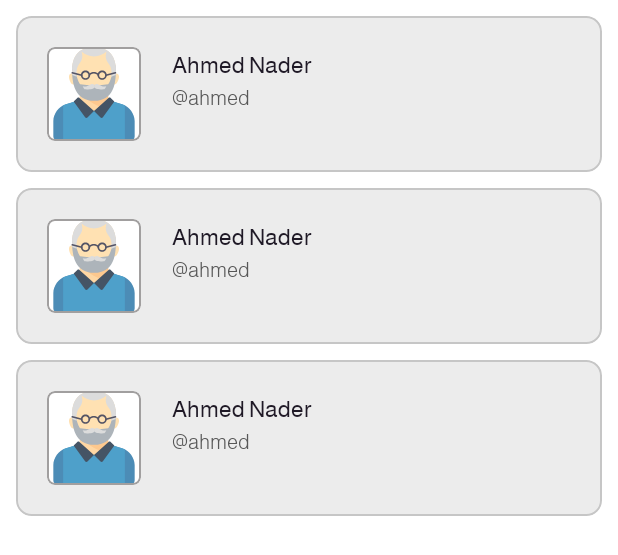
After one commit to AhmedNader65/MicroBlog, an Android app: the layout fragment_authors.xml on its own in the app's theme, with its tools: preview values and no code run, on a phone screen of 412 x 824 dp. The commit adds this screen. Shown: the top 555 px of the screen. Run offline under Robolectric (Android 15) with nearby library versions, the phone set to English and light mode, and no system bars.

Commit message:
authors fragment ui

```diff
--- /dev/null
+++ b/app/src/main/java/com/shahry/microblogging/ui/authors/AuthorsFragment.kt
@@ -0,0 +1,43 @@
+package com.shahry.microblogging.ui.authors
+
+import android.os.Bundle
+import android.view.LayoutInflater
+import android.view.View
+import android.view.ViewGroup
+import androidx.fragment.app.Fragment
+import androidx.fragment.app.viewModels
+import com.shahry.microblogging.databinding.FragmentAuthorsBinding
+
+
+class AuthorsFragment : Fragment() {
+
+    private var _binding: FragmentAuthorsBinding? = null
+    private val viewModel by viewModels<AuthorsViewModel>()
+
+
+    // This property is only valid between onCreateView and
+    // onDestroyView.
+    private val binding get() = _binding!!
+
+    override fun onCreateView(
+        inflater: LayoutInflater,
+        container: ViewGroup?,
+        savedInstanceState: Bundle?
+    ): View {
+
+        _binding = FragmentAuthorsBinding.inflate(inflater, container, false)
+
+
+        return binding.root
+    }
+
+    override fun onViewCreated(view: View, savedInstanceState: Bundle?) {
+        super.onViewCreated(view, savedInstanceState)
+
+    }
+
+    override fun onDestroyView() {
+        super.onDestroyView()
+        _binding = null
+    }
+}
--- /dev/null
+++ b/app/src/main/java/com/shahry/microblogging/ui/authors/AuthorsViewModel.kt
@@ -0,0 +1,7 @@
+package com.shahry.microblogging.ui.authors
+
+import androidx.lifecycle.ViewModel
+
+class AuthorsViewModel : ViewModel(){
+
+}
--- /dev/null
+++ b/app/src/main/res/drawable/ic_author_com.xml
@@ -0,0 +1,69 @@
+<vector xmlns:android="http://schemas.android.com/apk/res/android"
+    android:width="395.436dp"
+    android:height="395.436dp"
+    android:viewportWidth="395.436"
+    android:viewportHeight="395.436">
+  <path
+      android:pathData="M285.182,111.922c10.767,-2.468 17.821,2.805 17.821,13.161c0,13.709 -14.479,47.296 -29.701,26.321C258.08,130.429 285.182,111.922 285.182,111.922z"
+      android:fillColor="#FFE1B2"/>
+  <path
+      android:pathData="M108.759,111.922c-9.864,-2.468 -16.326,2.805 -16.326,13.161c0,13.709 13.265,47.296 27.21,26.321S108.759,111.922 108.759,111.922z"
+      android:fillColor="#FFE1B2"/>
+  <path
+      android:pathData="M125.425,241.721c14.716,-9.475 13.07,-50.835 13.07,-57.416h118.446c0,6.58 -1.825,47.941 12.89,57.416l-72.113,67.611L125.425,241.721z"
+      android:fillColor="#FFD7A3"/>
+  <path
+      android:pathData="M243.78,256.689l26.051,-14.968c-14.716,-9.474 -12.89,-50.835 -12.89,-57.416H138.495C146.993,208.738 203.202,250.657 243.78,256.689z"
+      android:fillColor="#FDC88E"/>
+  <path
+      android:pathData="M289.843,98.761c0,52.696 -30.343,118.446 -92.124,118.446s-92.124,-65.75 -92.124,-118.446C105.594,26.321 146.839,0 197.718,0S289.843,26.733 289.843,98.761z"
+      android:fillColor="#FFE1B2"/>
+  <path
+      android:pathData="M349.065,395.436c10.903,0 19.741,-8.838 19.741,-19.741v-64.707c0,-28.954 -22.562,-59.864 -50.138,-68.687L277.5,229.128c-22.149,16.936 -53.802,40.039 -79.782,40.039s-57.633,-23.103 -79.782,-40.039l-41.168,13.173c-27.576,8.823 -50.138,39.733 -50.138,68.687v64.707c0,10.903 8.838,19.741 19.741,19.741H349.065z"
+      android:fillColor="#4C8CB6"/>
+  <path
+      android:pathData="M67.894,395.436h259.648V246.022c-2.887,-1.472 -5.843,-2.75 -8.874,-3.72L277.5,229.128c-22.149,16.936 -53.802,40.039 -79.782,40.039s-57.633,-23.103 -79.782,-40.039l-41.168,13.173c-3.031,0.97 -5.987,2.249 -8.874,3.72V395.436z"
+      android:fillColor="#4EA0CA"/>
+  <path
+      android:pathData="M197.718,269.167l-27.456,27.456c-2.859,2.859 -7.596,2.487 -9.975,-0.783l-48.113,-66.156l15.326,-15.326c2.475,-2.475 6.454,-2.579 9.055,-0.238L197.718,269.167z"
+      android:fillColor="#455465"/>
+  <path
+      android:pathData="M197.718,269.167l27.456,27.456c2.859,2.859 7.596,2.487 9.975,-0.783l48.113,-66.156l-15.326,-15.326c-2.475,-2.475 -6.454,-2.579 -9.055,-0.238L197.718,269.167z"
+      android:fillColor="#455465"/>
+  <path
+      android:pathData="M287.7,78.138c-5.267,-6.759 -10.916,-13.704 -10.916,-13.704v6.58c1.632,59.634 -19.588,85.544 -19.588,85.544l-27.038,3.027c-21.086,2.361 -42.366,2.361 -63.452,0l-27.038,-3.027c0,0 -21.22,-25.91 -19.588,-85.544v-6.58c0,0 -5.649,6.944 -10.916,13.704c-1.373,5.869 -3.571,12.25 -3.571,19.254c0,52.696 10.348,128.671 93.088,128.671s91.161,-75.975 91.161,-128.671C289.843,90.388 289.073,84.007 287.7,78.138z"
+      android:fillColor="#ADB4BA"/>
+  <path
+      android:pathData="M201.392,164.923c0,-8.689 -9.56,-10.656 -15.856,-8.55c-11.542,3.861 -24.251,14.632 -34.977,7.971c0,0 3.731,13.903 10.025,13.903C173.176,178.247 201.392,179.695 201.392,164.923z"
+      android:fillColor="#DCDCDC"/>
+  <path
+      android:pathData="M198.375,164.923c0,-8.689 9.56,-10.656 15.856,-8.55c11.542,3.861 24.251,14.632 34.977,7.971c0,0 -3.731,13.903 -10.025,13.903C226.591,178.247 198.375,179.695 198.375,164.923z"
+      android:fillColor="#DCDCDC"/>
+  <path
+      android:pathData="M289.712,95.185C288.325,25.925 247.721,0 197.718,0c-50.007,0 -90.615,25.534 -91.994,95.186c23.772,-16.66 39.352,-44.213 39.352,-75.445c0,-0.171 -0.025,-0.337 -0.026,-0.508c13.98,12.549 32.403,20.249 52.668,20.249s38.688,-7.7 52.668,-20.249c-0.001,0.171 -0.026,0.337 -0.026,0.508C250.361,50.973 265.941,78.525 289.712,95.185z"
+      android:fillColor="#DCDCDC"/>
+  <path
+      android:pathData="M105.594,98.761c0,6.991 -0.095,10.651 0.463,18.525l19.871,8.359c0,0 -7.174,-33.29 8.729,-53.579c10.091,-12.875 19.055,-27.829 10.419,-52.325c-0.66,-1.872 -1.433,-3.651 -2.25,-5.386C120.27,28.97 105.594,55.647 105.594,98.761z"
+      android:fillColor="#DCDCDC"/>
+  <path
+      android:pathData="M290.138,98.761c0,6.991 0.095,10.651 -0.463,18.525l-19.871,8.359c0,0 7.174,-33.29 -8.729,-53.579c-10.091,-12.875 -19.055,-27.829 -10.419,-52.325c0.66,-1.872 1.433,-3.651 2.25,-5.386C275.462,28.97 290.138,55.647 290.138,98.761z"
+      android:fillColor="#DCDCDC"/>
+  <path
+      android:pathData="M145.952,121.94c-0.267,0 -0.535,-0.032 -0.805,-0.1l-40.007,-10.047c-1.762,-0.443 -2.832,-2.23 -2.389,-3.991c0.442,-1.764 2.228,-2.84 3.992,-2.391l40.007,10.047c1.762,0.443 2.832,2.23 2.389,3.991C148.765,120.944 147.423,121.94 145.952,121.94z"
+      android:fillColor="#545465"/>
+  <path
+      android:pathData="M248.114,121.94c-1.473,0 -2.815,-0.996 -3.189,-2.49c-0.44,-1.764 0.63,-3.55 2.394,-3.991l40.131,-10.047c1.756,-0.437 3.549,0.63 3.991,2.391c0.44,1.764 -0.63,3.55 -2.394,3.991l-40.131,10.047C248.647,121.908 248.379,121.94 248.114,121.94z"
+      android:fillColor="#545465"/>
+  <path
+      android:pathData="M215.975,123.585c-1.817,0 -3.29,-1.472 -3.29,-3.29c0,-4.91 -7.168,-9.058 -15.652,-9.058c-8.486,0 -15.654,4.148 -15.654,9.058c0,1.819 -1.473,3.29 -3.29,3.29c-1.817,0 -3.29,-1.472 -3.29,-3.29c0,-8.768 9.766,-15.638 22.234,-15.638c12.467,0 22.233,6.869 22.233,15.638C219.265,122.114 217.792,123.585 215.975,123.585z"
+      android:fillColor="#545465"/>
+  <path
+      android:pathData="M76.768,242.301"
+      android:fillColor="#4EA0CA"/>
+  <path
+      android:pathData="M162.018,138.012c-10.675,0 -19.36,-8.685 -19.36,-19.362c0,-10.674 8.685,-19.359 19.36,-19.359s19.36,8.685 19.36,19.359C181.379,129.327 172.694,138.012 162.018,138.012zM162.018,105.872c-7.046,0 -12.78,5.732 -12.78,12.778s5.734,12.782 12.78,12.782s12.78,-5.735 12.78,-12.782S169.065,105.872 162.018,105.872z"
+      android:fillColor="#545465"/>
+  <path
+      android:pathData="M232.047,138.012c-10.677,0 -19.362,-8.685 -19.362,-19.362c0,-10.674 8.685,-19.359 19.362,-19.359c10.675,0 19.36,8.685 19.36,19.359C251.407,129.327 242.722,138.012 232.047,138.012zM232.047,105.872c-7.048,0 -12.782,5.732 -12.782,12.778s5.734,12.782 12.782,12.782c7.046,0 12.78,-5.735 12.78,-12.782S239.093,105.872 232.047,105.872z"
+      android:fillColor="#545465"/>
+</vector>
--- /dev/null
+++ b/app/src/main/res/layout/author_item.xml
@@ -0,0 +1,63 @@
+<?xml version="1.0" encoding="utf-8"?>
+<com.google.android.material.card.MaterialCardView xmlns:android="http://schemas.android.com/apk/res/android"
+    xmlns:app="http://schemas.android.com/apk/res-auto"
+    xmlns:tools="http://schemas.android.com/tools"
+    android:layout_width="match_parent"
+    android:layout_height="wrap_content"
+    android:layout_marginStart="@dimen/_8sdp"
+    android:layout_marginTop="@dimen/_8sdp"
+    android:layout_marginEnd="@dimen/_8sdp"
+    app:cardCornerRadius="@dimen/_8sdp"
+    app:cardElevation="0dp"
+    app:strokeColor="@color/grey"
+    app:strokeWidth="@dimen/_1sdp">
+
+    <androidx.constraintlayout.widget.ConstraintLayout
+        android:layout_width="match_parent"
+        android:layout_height="wrap_content"
+        android:background="@color/light_grey"
+        android:padding="@dimen/_16sdp">
+
+        <com.google.android.material.card.MaterialCardView
+            android:id="@+id/author_img_container"
+            android:layout_width="@dimen/_48sdp"
+            android:layout_height="@dimen/_48sdp"
+            app:cardCornerRadius="@dimen/_4sdp"
+            app:cardElevation="0dp"
+            app:layout_constraintStart_toStartOf="parent"
+            app:layout_constraintTop_toTopOf="parent"
+            app:strokeColor="#A19F9F"
+            app:strokeWidth="1dp">
+
+            <ImageView
+                android:id="@+id/image"
+                android:layout_width="match_parent"
+                android:layout_height="match_parent"
+                android:scaleType="fitCenter"
+                android:src="@drawable/ic_author_com" />
+        </com.google.android.material.card.MaterialCardView>
+
+        <TextView
+            android:id="@+id/author_name"
+            style="@style/regularText"
+            android:layout_width="wrap_content"
+            android:layout_height="wrap_content"
+            android:layout_marginStart="@dimen/_16sdp"
+            app:layout_constraintTop_toTopOf="parent"
+            app:layout_constraintStart_toEndOf="@+id/author_img_container"
+            tools:text="Ahmed Nader"/>
+        <TextView
+            android:id="@+id/author_username"
+            style="@style/lightText"
+            android:textSize="@dimen/_10ssp"
+            android:layout_width="wrap_content"
+            android:layout_height="wrap_content"
+            android:layout_marginStart="@dimen/_16sdp"
+            app:layout_constraintTop_toBottomOf="@+id/author_name"
+            app:layout_constraintStart_toEndOf="@+id/author_img_container"
+            tools:text="\@ahmed"/>
+
+
+
+    </androidx.constraintlayout.widget.ConstraintLayout>
+</com.google.android.material.card.MaterialCardView>
--- /dev/null
+++ b/app/src/main/res/layout/fragment_authors.xml
@@ -0,0 +1,14 @@
+<?xml version="1.0" encoding="utf-8"?>
+<androidx.constraintlayout.widget.ConstraintLayout xmlns:android="http://schemas.android.com/apk/res/android"
+    android:layout_width="match_parent"
+    android:layout_height="match_parent"
+    xmlns:tools="http://schemas.android.com/tools"
+    xmlns:app="http://schemas.android.com/apk/res-auto">
+
+    <androidx.recyclerview.widget.RecyclerView
+        android:id="@+id/authorsList"
+        android:layout_width="match_parent"
+        android:layout_height="match_parent"
+        tools:listitem="@layout/author_item"
+        app:layoutManager="androidx.recyclerview.widget.LinearLayoutManager" />
+</androidx.constraintlayout.widget.ConstraintLayout>
--- a/app/src/main/res/values-night/themes.xml
+++ /dev/null
@@ -1,16 +0,0 @@
-<resources xmlns:tools="http://schemas.android.com/tools">
-    <!-- Base application theme. -->
-    <style name="Theme.MicroBlogging" parent="Theme.MaterialComponents.DayNight.DarkActionBar">
-        <!-- Primary brand color. -->
-        <item name="colorPrimary">@color/purple_200</item>
-        <item name="colorPrimaryVariant">@color/purple_700</item>
-        <item name="colorOnPrimary">@color/black</item>
-        <!-- Secondary brand color. -->
-        <item name="colorSecondary">@color/teal_200</item>
-        <item name="colorSecondaryVariant">@color/teal_200</item>
-        <item name="colorOnSecondary">@color/black</item>
-        <!-- Status bar color. -->
-        <item name="android:statusBarColor" tools:targetApi="l">?attr/colorPrimaryVariant</item>
-        <!-- Customize your theme here. -->
-    </style>
-</resources>
--- a/app/src/main/res/values/colors.xml
+++ b/app/src/main/res/values/colors.xml
@@ -7,4 +7,8 @@
     <color name="teal_700">#FF018786</color>
     <color name="black">#FF000000</color>
     <color name="white">#FFFFFFFF</color>
+    <color name="grey">#C6C6C6</color>
+    <color name="light_grey">#ECECEC</color>
+    <color name="regular_text_color">#1F1926</color>
+    <color name="light_text_color">#575757</color>
 </resources>
--- a/app/src/main/res/values/themes.xml
+++ b/app/src/main/res/values/themes.xml
@@ -1,6 +1,6 @@
 <resources xmlns:tools="http://schemas.android.com/tools">
     <!-- Base application theme. -->
-    <style name="Theme.MicroBlogging" parent="Theme.MaterialComponents.DayNight.DarkActionBar">
+    <style name="Theme.MicroBlogging" parent="Theme.MaterialComponents.Light.NoActionBar">
         <!-- Primary brand color. -->
         <item name="colorPrimary">@color/purple_500</item>
         <item name="colorPrimaryVariant">@color/purple_700</item>
@@ -13,4 +13,24 @@
         <item name="android:statusBarColor" tools:targetApi="l">?attr/colorPrimaryVariant</item>
         <!-- Customize your theme here. -->
     </style>
+
+    <style name="boldText">
+        <item name="android:fontFamily">@font/bold</item>
+        <item name="fontFamily">@font/bold</item>
+        <item name="android:textSize">@dimen/_13ssp</item>
+        <item name="android:textColor">@color/regular_text_color</item>
+    </style>
+    <style name="regularText">
+        <item name="android:fontFamily">@font/regular</item>
+        <item name="fontFamily">@font/regular</item>
+        <item name="android:textSize">@dimen/_12ssp</item>
+        <item name="android:textColor">@color/regular_text_color</item>
+    </style>
+    <style name="lightText">
+        <item name="android:fontFamily">@font/light</item>
+        <item name="fontFamily">@font/light</item>
+        <item name="android:textSize">@dimen/_10ssp</item>
+        <item name="android:textColor">@color/light_text_color</item>
+    </style>
+
 </resources>
```
Also changed, not shown: app/build.gradle (+8 -4 lines), app/src/main/res/font/bold.ttf (added), app/src/main/res/font/light.ttf (added), app/src/main/res/font/regular.ttf (added).
